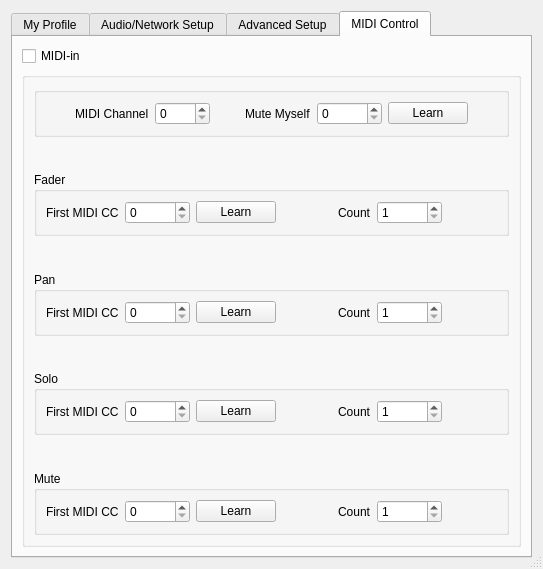
This is src/clientsettingsdlgbase.ui in ignotus666/jamulus as Qt 5 draws it before an edit. The edited form follows.
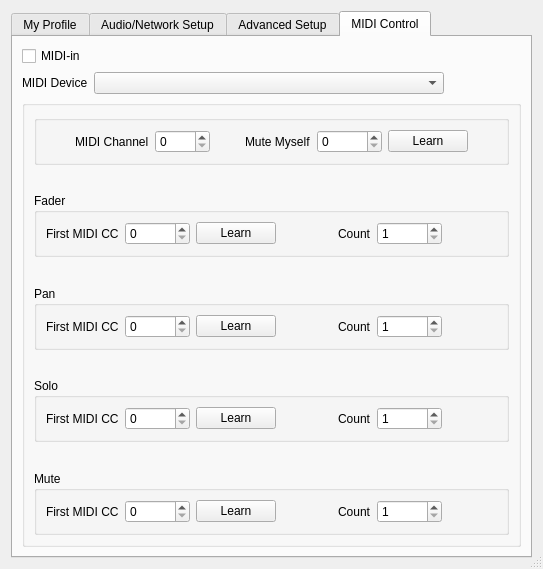
This is the edited form. Icons and pictures are not drawn. Custom widgets are drawn as their Qt base class.

Commit message: Add MIDI device selection

```diff
--- a/src/clientsettingsdlgbase.ui
+++ b/src/clientsettingsdlgbase.ui
@@ -1342,6 +1342,40 @@
       </attribute>
       <layout class="QGridLayout" name="gridLayout">
        <item row="1" column="0">
+        <layout class="QHBoxLayout" name="horizontalLayout_midiDevice">
+         <item>
+          <widget class="QLabel" name="lblMidiDevice">
+           <property name="text">
+            <string>MIDI Device</string>
+           </property>
+          </widget>
+         </item>
+         <item>
+          <widget class="QComboBox" name="cbxMidiDevice">
+           <property name="minimumSize">
+            <size>
+             <width>350</width>
+             <height>0</height>
+            </size>
+           </property>
+          </widget>
+         </item>
+         <item>
+          <spacer name="horizontalSpacer_midiDevice">
+           <property name="orientation">
+            <enum>Qt::Horizontal</enum>
+           </property>
+           <property name="sizeHint" stdset="0">
+            <size>
+             <width>40</width>
+             <height>20</height>
+            </size>
+           </property>
+          </spacer>
+         </item>
+        </layout>
+       </item>
+       <item row="2" column="0">
         <widget class="QGroupBox" name="midiControlsContainer">
          <property name="title">
           <string/>
```
The commit also changes 9 other files.
